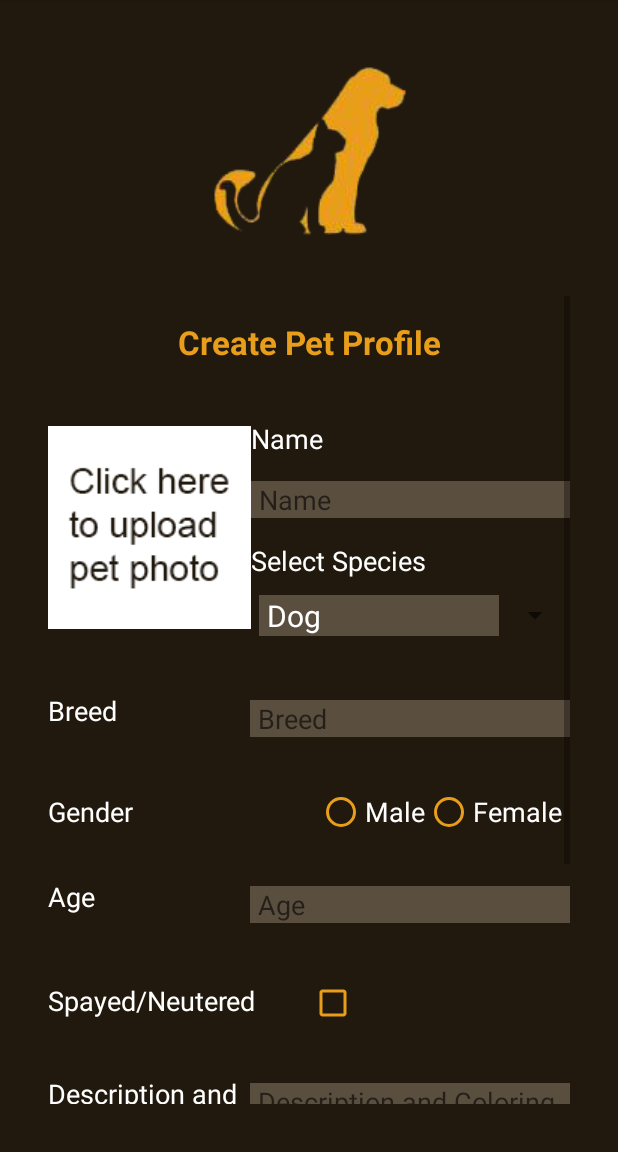
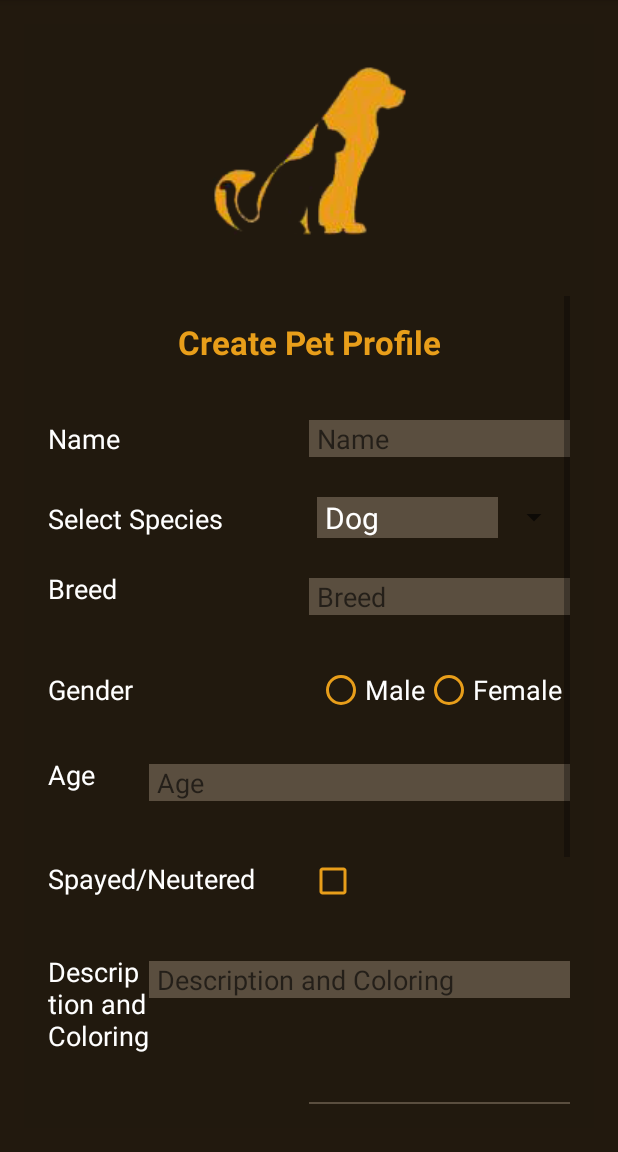
Before and after one commit to pbrooker/PetShout, an Android app: the fragment CreatePetProfileFragment placed in its activity, on a phone screen of 412 x 824 dp, the part 84-1236 px from its top. Run offline under Robolectric (Android 15) with nearby library versions, the phone set to English and light mode, and no system bars; libraries missing offline, so code that uses them is left out: com.backendless, com.backendless.async, com.backendless.exceptions, com.backendless.files, com.backendless.persistence; 8 statements that could not run were skipped.

```diff
--- a/app/src/main/res/layout/fragment_create_pet_profile.xml
+++ b/app/src/main/res/layout/fragment_create_pet_profile.xml
@@ -49,73 +49,50 @@
                 android:layout_marginBottom="16dp"
             >
 
-                <ImageView
-                    android:layout_width="wrap_content"
+                <TextView
+                    android:layout_width="0dp"
                     android:layout_height="wrap_content"
-                    android:id="@+id/pet_image"
-                    android:src="@drawable/default_pet_picture"
-                    android:layout_alignParentTop="true"
-                    android:layout_centerHorizontal="true"
-                    android:layout_column="0"
+                    android:layout_weight="1"
+                    android:textAppearance="?android:attr/textAppearanceMedium"
+                    android:text="@string/name"
+                    android:textColor="#ffffff"
+                />
+                <EditText
+                    style="@style/EditTextFields"
+                    android:layout_width="0dp"
+                    android:layout_height="wrap_content"
+                    android:layout_weight="1"
+                    android:inputType="textPersonName"
+                    android:hint="@string/name"
+                    android:id="@+id/pet_name"
                     />
 
-                <TableLayout>
+
+                    </TableRow>
+
 
                     <TableRow android:layout_marginTop="5dp"
                               android:layout_marginBottom="5dp"
                     >
 
                         <TextView
-                            android:layout_width="match_parent"
+                            android:layout_width="0dp"
                             android:layout_height="wrap_content"
-                            android:textAppearance="?android:attr/textAppearanceMedium"
-                            android:text="@string/name"
-                            android:textColor="#ffffff"
-                        />
-
-                    </TableRow>
-
-                    <TableRow android:layout_marginTop="5dp"
-                              android:layout_marginBottom="5dp"
-                    >
-
-                        <EditText
-                            style="@style/EditTextFields"
-                            android:inputType="textPersonName"
-                            android:hint="@string/name"
-                            android:id="@+id/pet_name"
-                        />
-
-                    </TableRow>
-
-                    <TableRow android:layout_marginTop="5dp"
-                              android:layout_marginBottom="5dp"
-                    >
-
-                        <TextView
-                            android:layout_width="match_parent"
-                            android:layout_height="wrap_content"
+                            android:layout_weight="1"
                             android:textAppearance="?android:attr/textAppearanceMedium"
                             android:text="@string/select_species_title"
                             android:textColor="#ffffff"
                         />
 
-                    </TableRow>
-
-                    <TableRow android:layout_marginTop="5dp"
-                              android:layout_marginBottom="5dp"
-                    >
 
                         <Spinner
-                            android:layout_width="wrap_content"
+                            android:layout_width="0dp"
                             android:layout_height="wrap_content"
+                            android:layout_weight="1"
                             android:id="@+id/species_spinner"
                             android:paddingLeft="5dp"
                         />
 
-                    </TableRow>
-
-                </TableLayout>
 
             </TableRow>
 
@@ -135,6 +112,9 @@
                 />
 
                 <EditText
+                    android:layout_width="0dp"
+                    android:layout_height="wrap_content"
+                    android:layout_weight="1"
                     style="@style/EditTextFields"
                     android:hint="@string/breed_title"
                     android:id="@+id/breed_input"
@@ -293,6 +273,21 @@
 
             </TableRow>
 
+            <TableRow android:gravity="center"
+                      android:layout_marginTop="5dp"
+                      android:layout_marginBottom="5dp"
+                >
+
+                <Button
+                    style="@style/ActionButton"
+                    android:text="@string/image_button_text"
+                    android:id="@+id/image_button"
+                    android:layout_gravity="center_horizontal"
+                    android:layout_span="2"
+                    />
+
+            </TableRow>
+
             <TableRow android:gravity="center_horizontal"
                       android:layout_marginTop="16dp"
                       android:layout_marginBottom="16dp"
--- a/app/src/main/res/values/styles.xml
+++ b/app/src/main/res/values/styles.xml
@@ -79,8 +79,9 @@
     </style>
 
     <style name="LoginFields">
-        <item name="android:layout_width">wrap_content</item>
+        <item name="android:layout_width">0dp</item>
         <item name="android:layout_height">wrap_content</item>
+        <item name="android:layout_weight">1</item>
         <item name="android:ems">10</item>
         <item name="android:textColor">@color/mainFontColor</item>
         <item name="android:background">@color/colorEditTextBackground</item>
@@ -95,5 +96,4 @@
     </style>
 
 
-
 </resources>
```
Also changed, not shown: app/src/main/res/layout/fragment_claim_lost_pet.xml (+3 -36 lines), app/src/main/res/layout/fragment_edit_lost_pet_post.xml (+25 -38 lines).
